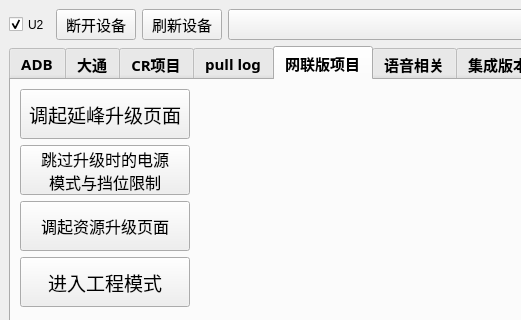
The window that adbtool.ui (wangke956/ADBTools) describes before a commit, drawn with Qt 5; both pictures show x 0 to 521 and y 0 to 320 of the 606 by 662 pixel window.
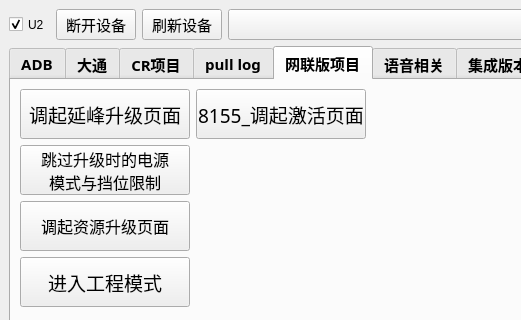
The same window after the commit. The open tabs and pages were chosen to show the change.

Commit message: 1.增加打开激活页面功能

Patch:
```diff
--- a/adbtool.ui
+++ b/adbtool.ui
@@ -1257,6 +1257,31 @@
               </property>
              </widget>
             </item>
+            <item row="0" column="1">
+             <widget class="QPushButton" name="SOC_8155_Projact_enter_ActivatePage">
+              <property name="sizePolicy">
+               <sizepolicy hsizetype="Minimum" vsizetype="Minimum">
+                <horstretch>0</horstretch>
+                <verstretch>0</verstretch>
+               </sizepolicy>
+              </property>
+              <property name="maximumSize">
+               <size>
+                <width>170</width>
+                <height>50</height>
+               </size>
+              </property>
+              <property name="font">
+               <font>
+                <family>Agency FB</family>
+                <pointsize>14</pointsize>
+               </font>
+              </property>
+              <property name="text">
+               <string>8155_调起激活页面</string>
+              </property>
+             </widget>
+            </item>
            </layout>
           </item>
          </layout>
```
Left out of the diff: 64 changed lines with no effect on the pictures. The commit also changes 2 other files.
